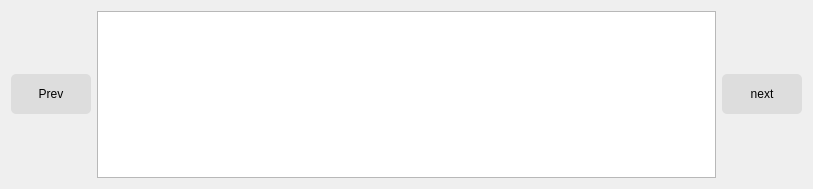
Old version of the form src/components/PreviewAnnotation/previewannotation.ui in the repository FEDMix/eshmun.
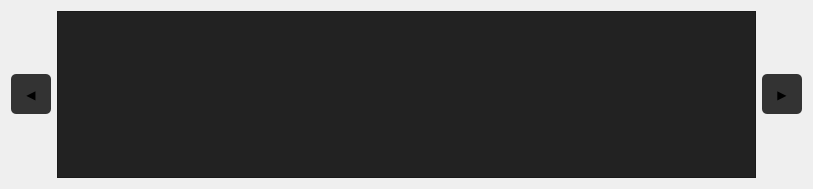
New version of the form.

Commit message: dark colors to some widgets

What changed in the file:
```diff
--- a/src/components/PreviewAnnotation/previewannotation.ui
+++ b/src/components/PreviewAnnotation/previewannotation.ui
@@ -43,15 +43,118 @@
        <height>40</height>
       </size>
      </property>
+     <property name="palette">
+      <palette>
+       <active>
+        <colorrole role="Button">
+         <brush brushstyle="SolidPattern">
+          <color alpha="255">
+           <red>51</red>
+           <green>51</green>
+           <blue>51</blue>
+          </color>
+         </brush>
+        </colorrole>
+        <colorrole role="Base">
+         <brush brushstyle="SolidPattern">
+          <color alpha="255">
+           <red>51</red>
+           <green>51</green>
+           <blue>51</blue>
+          </color>
+         </brush>
+        </colorrole>
+        <colorrole role="Window">
+         <brush brushstyle="SolidPattern">
+          <color alpha="255">
+           <red>51</red>
+           <green>51</green>
+           <blue>51</blue>
+          </color>
+         </brush>
+        </colorrole>
+       </active>
+       <inactive>
+        <colorrole role="Button">
+         <brush brushstyle="SolidPattern">
+          <color alpha="255">
+           <red>51</red>
+           <green>51</green>
+           <blue>51</blue>
+          </color>
+         </brush>
+        </colorrole>
+        <colorrole role="Base">
+         <brush brushstyle="SolidPattern">
+          <color alpha="255">
+           <red>51</red>
+           <green>51</green>
+           <blue>51</blue>
+          </color>
+         </brush>
+        </colorrole>
+        <colorrole role="Window">
+         <brush brushstyle="SolidPattern">
+          <color alpha="255">
+           <red>51</red>
+           <green>51</green>
+           <blue>51</blue>
+          </color>
+         </brush>
+        </colorrole>
+       </inactive>
+       <disabled>
+        <colorrole role="Button">
+         <brush brushstyle="SolidPattern">
+          <color alpha="255">
+           <red>51</red>
+           <green>51</green>
+           <blue>51</blue>
+          </color>
+         </brush>
+        </colorrole>
+        <colorrole role="Base">
+         <brush brushstyle="SolidPattern">
+          <color alpha="255">
+           <red>51</red>
+           <green>51</green>
+           <blue>51</blue>
+          </color>
+         </brush>
+        </colorrole>
+        <colorrole role="Window">
+         <brush brushstyle="SolidPattern">
+          <color alpha="255">
+           <red>51</red>
+           <green>51</green>
+           <blue>51</blue>
+          </color>
+         </brush>
+        </colorrole>
+       </disabled>
+      </palette>
+     </property>
+     <property name="styleSheet">
+      <string notr="true">background:#333; width: 40px</string>
+     </property>
      <property name="text">
-      <string>Prev</string>
+      <string>◀</string>
+     </property>
+     <property name="autoDefault">
+      <bool>true</bool>
+     </property>
+     <property name="default">
+      <bool>true</bool>
+     </property>
+     <property name="flat">
+      <bool>true</bool>
      </property>
     </widget>
    </item>
    <item alignment="Qt::AlignVCenter">
     <widget class="QListWidget" name="previewWidget">
      <property name="styleSheet">
-      <string notr="true"/>
+      <string notr="true">background:#222;</string>
      </property>
      <property name="verticalScrollBarPolicy">
       <enum>Qt::ScrollBarAlwaysOff</enum>
@@ -105,11 +208,108 @@
        <height>40</height>
       </size>
      </property>
+     <property name="palette">
+      <palette>
+       <active>
+        <colorrole role="Button">
+         <brush brushstyle="SolidPattern">
+          <color alpha="255">
+           <red>51</red>
+           <green>51</green>
+           <blue>51</blue>
+          </color>
+         </brush>
+        </colorrole>
+        <colorrole role="Base">
+         <brush brushstyle="SolidPattern">
+          <color alpha="255">
+           <red>51</red>
+           <green>51</green>
+           <blue>51</blue>
+          </color>
+         </brush>
+        </colorrole>
+        <colorrole role="Window">
+         <brush brushstyle="SolidPattern">
+          <color alpha="255">
+           <red>51</red>
+           <green>51</green>
+           <blue>51</blue>
+          </color>
+         </brush>
+        </colorrole>
+       </active>
+       <inactive>
+        <colorrole role="Button">
+         <brush brushstyle="SolidPattern">
+          <color alpha="255">
+           <red>51</red>
+           <green>51</green>
+           <blue>51</blue>
+          </color>
+         </brush>
+        </colorrole>
+        <colorrole role="Base">
+         <brush brushstyle="SolidPattern">
+          <color alpha="255">
+           <red>51</red>
+           <green>51</green>
+           <blue>51</blue>
+          </color>
+         </brush>
+        </colorrole>
+        <colorrole role="Window">
+         <brush brushstyle="SolidPattern">
+          <color alpha="255">
+           <red>51</red>
+           <green>51</green>
+           <blue>51</blue>
+          </color>
+         </brush>
+        </colorrole>
+       </inactive>
+       <disabled>
+        <colorrole role="Button">
+         <brush brushstyle="SolidPattern">
+          <color alpha="255">
+           <red>51</red>
+           <green>51</green>
+           <blue>51</blue>
+          </color>
+         </brush>
+        </colorrole>
+        <colorrole role="Base">
+         <brush brushstyle="SolidPattern">
+          <color alpha="255">
+           <red>51</red>
+           <green>51</green>
+           <blue>51</blue>
+          </color>
+         </brush>
+        </colorrole>
+        <colorrole role="Window">
+         <brush brushstyle="SolidPattern">
+          <color alpha="255">
+           <red>51</red>
+           <green>51</green>
+           <blue>51</blue>
+          </color>
+         </brush>
+        </colorrole>
+       </disabled>
+      </palette>
+     </property>
      <property name="autoFillBackground">
       <bool>false</bool>
      </property>
+     <property name="styleSheet">
+      <string notr="true">background:#333; width: 40px</string>
+     </property>
      <property name="text">
-      <string>next</string>
+      <string>▶</string>
+     </property>
+     <property name="flat">
+      <bool>true</bool>
      </property>
     </widget>
    </item>
```
The commit also changes 2 other files.
